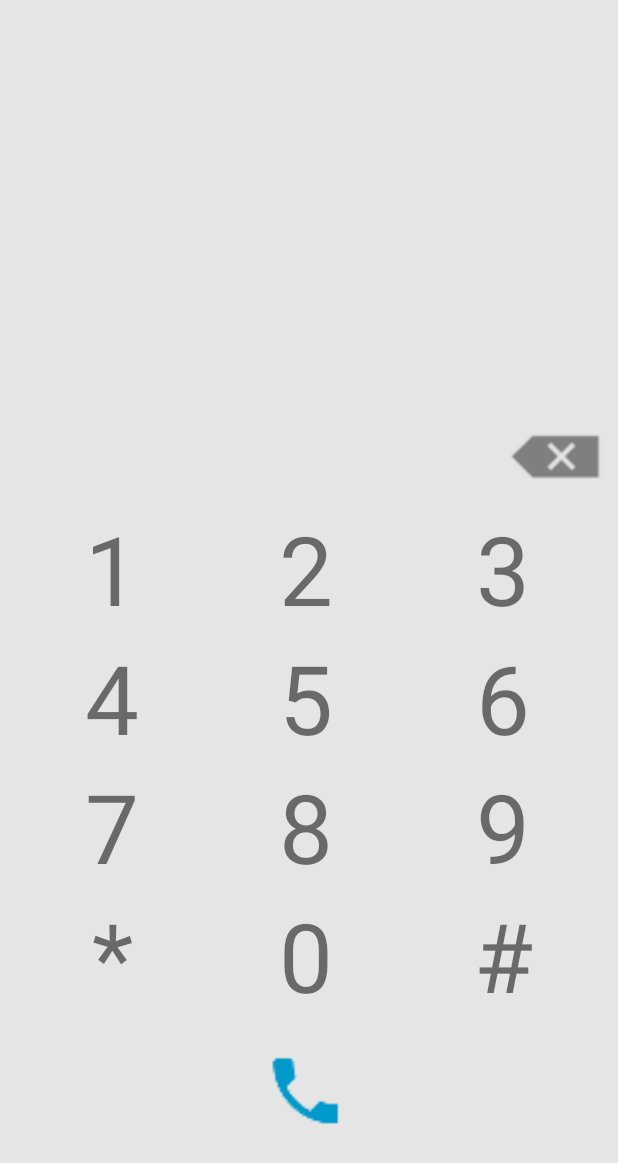
After one commit to SvenDub/Dashboard, an Android app: the DialerActivity screen opened directly, with no data from a screen before it, on a phone screen of 412 x 824 dp. The commit adds this screen. Shown: the top 1163 px of the screen. Run offline under Robolectric (Android 15) with nearby library versions, the phone set to English and light mode, and no system bars.

Commit message:
Added basic dialer functionality

```diff
--- a/app/src/main/AndroidManifest.xml
+++ b/app/src/main/AndroidManifest.xml
@@ -26,6 +26,8 @@
 
     <uses-permission android:name="android.permission.ACCESS_FINE_LOCATION" />
     <uses-permission android:name="android.permission.MEDIA_CONTENT_CONTROL" />
+    <uses-permission android:name="android.permission.CALL_PHONE" />
+    <uses-permission android:name="android.permission.READ_CONTACTS" />
 
     <application
         android:allowBackup="true"
@@ -78,5 +80,9 @@
             android:name="nl.svendubbeld.car.MediaActivity"
             android:launchMode="singleTask"
             android:parentActivityName="nl.svendubbeld.car.CarActivity" />
+        <activity
+            android:name=".DialerActivity"
+            android:launchMode="singleTask"
+            android:parentActivityName=".CarActivity" />
     </application>
 </manifest>
--- /dev/null
+++ b/app/src/main/java/nl/svendubbeld/car/DialerActivity.java
@@ -0,0 +1,136 @@
+/*
+ * The MIT License (MIT)
+ *
+ * Copyright (c) 2015 Sven Dubbeld
+ *
+ * Permission is hereby granted, free of charge, to any person obtaining a copy of
+ * this software and associated documentation files (the "Software"), to deal in
+ * the Software without restriction, including without limitation the rights to
+ * use, copy, modify, merge, publish, distribute, sublicense, and/or sell copies of
+ * the Software, and to permit persons to whom the Software is furnished to do so,
+ * subject to the following conditions:
+ *
+ * The above copyright notice and this permission notice shall be included in all
+ * copies or substantial portions of the Software.
+ *
+ * THE SOFTWARE IS PROVIDED "AS IS", WITHOUT WARRANTY OF ANY KIND, EXPRESS OR
+ * IMPLIED, INCLUDING BUT NOT LIMITED TO THE WARRANTIES OF MERCHANTABILITY, FITNESS
+ * FOR A PARTICULAR PURPOSE AND NONINFRINGEMENT. IN NO EVENT SHALL THE AUTHORS OR
+ * COPYRIGHT HOLDERS BE LIABLE FOR ANY CLAIM, DAMAGES OR OTHER LIABILITY, WHETHER
+ * IN AN ACTION OF CONTRACT, TORT OR OTHERWISE, ARISING FROM, OUT OF OR IN
+ * CONNECTION WITH THE SOFTWARE OR THE USE OR OTHER DEALINGS IN THE SOFTWARE.
+ */
+
+package nl.svendubbeld.car;
+
+import android.app.Activity;
+import android.content.Intent;
+import android.net.Uri;
+import android.os.Bundle;
+import android.view.View;
+import android.widget.ImageView;
+import android.widget.ListView;
+import android.widget.TextView;
+
+public class DialerActivity extends Activity {
+
+
+    ListView mSuggestions;
+
+    TextView mInput;
+    ImageView mInputDelete;
+
+    TextView mDialpad0;
+    TextView mDialpad1;
+    TextView mDialpad2;
+    TextView mDialpad3;
+    TextView mDialpad4;
+    TextView mDialpad5;
+    TextView mDialpad6;
+    TextView mDialpad7;
+    TextView mDialpad8;
+    TextView mDialpad9;
+    TextView mDialpadStar;
+    TextView mDialpadPound;
+
+    @Override
+    protected void onCreate(Bundle savedInstanceState) {
+        super.onCreate(savedInstanceState);
+
+        setContentView(R.layout.activity_dialer);
+
+        mSuggestions = (ListView) findViewById(R.id.suggestions);
+
+        mInput = (TextView) findViewById(R.id.input);
+        mInputDelete = (ImageView) findViewById(R.id.input_delete);
+
+        mDialpad0 = (TextView) findViewById(R.id.dialpad_0);
+        mDialpad1 = (TextView) findViewById(R.id.dialpad_1);
+        mDialpad2 = (TextView) findViewById(R.id.dialpad_2);
+        mDialpad3 = (TextView) findViewById(R.id.dialpad_3);
+        mDialpad4 = (TextView) findViewById(R.id.dialpad_4);
+        mDialpad5 = (TextView) findViewById(R.id.dialpad_5);
+        mDialpad6 = (TextView) findViewById(R.id.dialpad_6);
+        mDialpad7 = (TextView) findViewById(R.id.dialpad_7);
+        mDialpad8 = (TextView) findViewById(R.id.dialpad_8);
+        mDialpad9 = (TextView) findViewById(R.id.dialpad_9);
+        mDialpadStar = (TextView) findViewById(R.id.dialpad_star);
+        mDialpadPound = (TextView) findViewById(R.id.dialpad_pound);
+
+
+        mInputDelete.setOnLongClickListener(new View.OnLongClickListener() {
+            @Override
+            public boolean onLongClick(View v) {
+                mInput.setText("");
+                return true;
+            }
+        });
+    }
+
+    /**
+     * Initiates a call to the specified number.
+     *
+     * @param number The phone number as a string, without the "tel:" URI scheme. E.g.: "+31 6 12345678"
+     */
+    private void call(CharSequence number) {
+        call(Uri.parse("tel:" + number));
+    }
+
+    /**
+     * Initiates a call to the specified number.
+     *
+     * @param number The phone number as a string, without the "tel:" URI scheme. E.g.: "+31 6 12345678"
+     */
+    private void call(String number) {
+        call(Uri.parse("tel:" + number));
+    }
+
+    /**
+     * Initiates a call to the specified number.
+     *
+     * @param number The phone number as URI. E.g.: "tel:+31 6 12345678"
+     */
+    private void call(Uri number) {
+        Intent dial = new Intent(Intent.ACTION_CALL, number);
+        startActivity(dial);
+    }
+
+    public void dialpadButton(View v) {
+        mInput.append(((TextView) v).getText().toString());
+    }
+
+    public void inputButton(View v) {
+        CharSequence number = mInput.getText();
+
+        switch (v.getId()) {
+            case R.id.input_delete:
+                if (number.length() > 0) {
+                    mInput.setText(number.subSequence(0, number.length() - 1));
+                }
+                break;
+            case R.id.btn_dialer:
+                call(number);
+                break;
+        }
+    }
+}
--- a/app/src/main/res/layout-land/activity_car.xml
+++ b/app/src/main/res/layout-land/activity_car.xml
@@ -74,7 +74,8 @@
                     android:layout_gravity="center_horizontal"
                     android:adjustViewBounds="true"
                     android:src="@drawable/ic_communication_phone"
-                    android:tint="?colorDialer" />
+                    android:tint="?colorDialer"
+                    android:transitionName="@string/transition_button_dialer" />
             </android.support.v7.widget.CardView>
         </FrameLayout>
 
--- a/app/src/main/res/layout/activity_car.xml
+++ b/app/src/main/res/layout/activity_car.xml
@@ -74,7 +74,8 @@
                     android:layout_gravity="center_horizontal"
                     android:adjustViewBounds="true"
                     android:src="@drawable/ic_communication_phone"
-                    android:tint="?colorDialer" />
+                    android:tint="?colorDialer"
+                    android:transitionName="@string/transition_button_dialer" />
             </android.support.v7.widget.CardView>
         </FrameLayout>
 
--- /dev/null
+++ b/app/src/main/res/layout/activity_dialer.xml
@@ -0,0 +1,207 @@
+<?xml version="1.0" encoding="utf-8"?><!--
+  ~ The MIT License (MIT)
+  ~
+  ~ Copyright (c) 2015 Sven Dubbeld
+  ~
+  ~ Permission is hereby granted, free of charge, to any person obtaining a copy of
+  ~ this software and associated documentation files (the "Software"), to deal in
+  ~ the Software without restriction, including without limitation the rights to
+  ~ use, copy, modify, merge, publish, distribute, sublicense, and/or sell copies of
+  ~ the Software, and to permit persons to whom the Software is furnished to do so,
+  ~ subject to the following conditions:
+  ~
+  ~ The above copyright notice and this permission notice shall be included in all
+  ~ copies or substantial portions of the Software.
+  ~
+  ~ THE SOFTWARE IS PROVIDED "AS IS", WITHOUT WARRANTY OF ANY KIND, EXPRESS OR
+  ~ IMPLIED, INCLUDING BUT NOT LIMITED TO THE WARRANTIES OF MERCHANTABILITY, FITNESS
+  ~ FOR A PARTICULAR PURPOSE AND NONINFRINGEMENT. IN NO EVENT SHALL THE AUTHORS OR
+  ~ COPYRIGHT HOLDERS BE LIABLE FOR ANY CLAIM, DAMAGES OR OTHER LIABILITY, WHETHER
+  ~ IN AN ACTION OF CONTRACT, TORT OR OTHERWISE, ARISING FROM, OUT OF OR IN
+  ~ CONNECTION WITH THE SOFTWARE OR THE USE OR OTHER DEALINGS IN THE SOFTWARE.
+  -->
+
+<LinearLayout xmlns:android="http://schemas.android.com/apk/res/android"
+    android:layout_width="match_parent"
+    android:layout_height="match_parent"
+    android:layout_marginLeft="10.0dip"
+    android:layout_marginRight="10.0dip"
+    android:orientation="vertical"
+    android:paddingBottom="@dimen/nav_bar_height"
+    android:paddingTop="@dimen/status_bar_height">
+
+    <ListView
+        android:id="@+id/suggestions"
+        android:layout_width="match_parent"
+        android:layout_height="0dp"
+        android:layout_weight="1" />
+
+    <LinearLayout
+        android:orientation="vertical"
+        android:layout_width="match_parent"
+        android:layout_height="wrap_content">
+
+        <LinearLayout
+            android:layout_width="match_parent"
+            android:layout_height="wrap_content"
+            android:orientation="horizontal">
+
+            <TextView
+                android:id="@+id/input"
+                android:layout_width="0dp"
+                android:layout_height="match_parent"
+                android:layout_weight="1"
+                android:gravity="center"
+                android:textSize="32sp" />
+
+            <ImageView
+                android:id="@+id/input_delete"
+                android:layout_width="64dp"
+                android:layout_height="64dp"
+                android:background="?android:selectableItemBackgroundBorderless"
+                android:longClickable="true"
+                android:onClick="inputButton"
+                android:src="@android:drawable/ic_input_delete"
+                android:tint="?android:textColorSecondary" />
+        </LinearLayout>
+
+        <GridLayout
+            android:layout_width="fill_parent"
+            android:layout_height="wrap_content"
+            android:columnCount="3">
+
+            <TextView
+                android:id="@+id/dialpad_1"
+                android:layout_columnWeight="1"
+                android:layout_gravity="fill"
+                android:background="?android:selectableItemBackgroundBorderless"
+                android:gravity="center"
+                android:onClick="dialpadButton"
+                android:text="1"
+                android:textSize="64sp" />
+
+            <TextView
+                android:id="@+id/dialpad_2"
+                android:layout_columnWeight="1"
+                android:layout_gravity="fill"
+                android:background="?android:selectableItemBackgroundBorderless"
+                android:gravity="center"
+                android:onClick="dialpadButton"
+                android:text="2"
+                android:textSize="64sp" />
+
+            <TextView
+                android:id="@+id/dialpad_3"
+                android:layout_columnWeight="1"
+                android:layout_gravity="fill"
+                android:background="?android:selectableItemBackgroundBorderless"
+                android:gravity="center"
+                android:onClick="dialpadButton"
+                android:text="3"
+                android:textSize="64sp" />
+
+            <TextView
+                android:id="@+id/dialpad_4"
+                android:layout_columnWeight="1"
+                android:layout_gravity="fill"
+                android:background="?android:selectableItemBackgroundBorderless"
+                android:gravity="center"
+                android:onClick="dialpadButton"
+                android:text="4"
+                android:textSize="64sp" />
+
+            <TextView
+                android:id="@+id/dialpad_5"
+                android:layout_columnWeight="1"
+                android:layout_gravity="fill"
+                android:background="?android:selectableItemBackgroundBorderless"
+                android:gravity="center"
+                android:onClick="dialpadButton"
+                android:text="5"
+                android:textSize="64sp" />
+
+            <TextView
+                android:id="@+id/dialpad_6"
+                android:layout_columnWeight="1"
+                android:layout_gravity="fill"
+                android:background="?android:selectableItemBackgroundBorderless"
+                android:gravity="center"
+                android:onClick="dialpadButton"
+                android:text="6"
+                android:textSize="64sp" />
+
+            <TextView
+                android:id="@+id/dialpad_7"
+                android:layout_columnWeight="1"
+                android:layout_gravity="fill"
+                android:background="?android:selectableItemBackgroundBorderless"
+                android:gravity="center"
+                android:onClick="dialpadButton"
+                android:text="7"
+                android:textSize="64sp" />
+
+            <TextView
+                android:id="@+id/dialpad_8"
+                android:layout_columnWeight="1"
+                android:layout_gravity="fill"
+                android:background="?android:selectableItemBackgroundBorderless"
+                android:gravity="center"
+                android:onClick="dialpadButton"
+                android:text="8"
+                android:textSize="64sp" />
+
+            <TextView
+                android:id="@+id/dialpad_9"
+                android:layout_columnWeight="1"
+                android:layout_gravity="fill"
+                android:background="?android:selectableItemBackgroundBorderless"
+                android:gravity="center"
+                android:onClick="dialpadButton"
+                android:text="9"
+                android:textSize="64sp" />
+
+            <TextView
+                android:id="@+id/dialpad_star"
+                android:layout_columnWeight="1"
+                android:layout_gravity="fill"
+                android:background="?android:selectableItemBackgroundBorderless"
+                android:gravity="center"
+                android:onClick="dialpadButton"
+                android:text="*"
+                android:textSize="64sp" />
+
+            <TextView
+                android:id="@+id/dialpad_0"
+                android:layout_columnWeight="1"
+                android:layout_gravity="fill"
+                android:background="?android:selectableItemBackgroundBorderless"
+                android:gravity="center"
+                android:onClick="dialpadButton"
+                android:text="0"
+                android:textSize="64sp" />
+
+            <TextView
+                android:id="@+id/dialpad_pound"
+                android:layout_columnWeight="1"
+                android:layout_gravity="fill"
+                android:background="?android:selectableItemBackgroundBorderless"
+                android:gravity="center"
+                android:onClick="dialpadButton"
+                android:text="#"
+                android:textSize="64sp" />
+
+            <ImageView
+                android:id="@+id/btn_dialer"
+                android:layout_height="96dp"
+                android:layout_column="1"
+                android:layout_gravity="fill"
+                android:adjustViewBounds="true"
+                android:background="?android:selectableItemBackgroundBorderless"
+                android:onClick="inputButton"
+                android:src="@drawable/ic_communication_phone"
+                android:tint="?colorDialer"
+                android:transitionName="@string/transition_button_dialer" />
+
+        </GridLayout>
+    </LinearLayout>
+</LinearLayout>
--- a/app/src/main/res/values/strings.xml
+++ b/app/src/main/res/values/strings.xml
@@ -31,8 +31,10 @@
     <string name="media_up_next">Up next:</string>
     <string name="pref_summary_speak_notifications_off">"Don't read notifications out loud when car mode is on"</string>
     <string name="pref_summary_speak_notifications_on">Read notifications out loud when car mode is on</string>
+    <string name="pref_title_apps">Apps</string>
     <string name="pref_title_bg">Background</string>
     <string name="pref_title_colors">Colors</string>
+    <string name="pref_title_dialer">Dialer</string>
     <string name="pref_title_keep_screen_on">Keep screen on</string>
     <string name="pref_title_launcher">Home launcher</string>
     <string name="pref_title_night_mode">Night mode</string>
@@ -57,4 +59,5 @@
     <string name="transition_media_title">transition_media_title</string>
     <string name="transition_media_vol_down">transition_media_vol_down</string>
     <string name="transition_media_vol_up">transition_media_vol_up</string>
+    <string name="transition_button_dialer">transition_button_dialer</string>
 </resources>
```
Also changed, not shown: app/src/main/java/nl/svendubbeld/car/CarActivity.java (+26 -4 lines), app/src/main/java/nl/svendubbeld/car/view/AutoResizeTextView.java (added, +315 -0 lines), app/src/main/res/values/arrays.xml (+8 -0 lines), app/src/main/res/xml/preferences.xml (+10 -1 lines).
